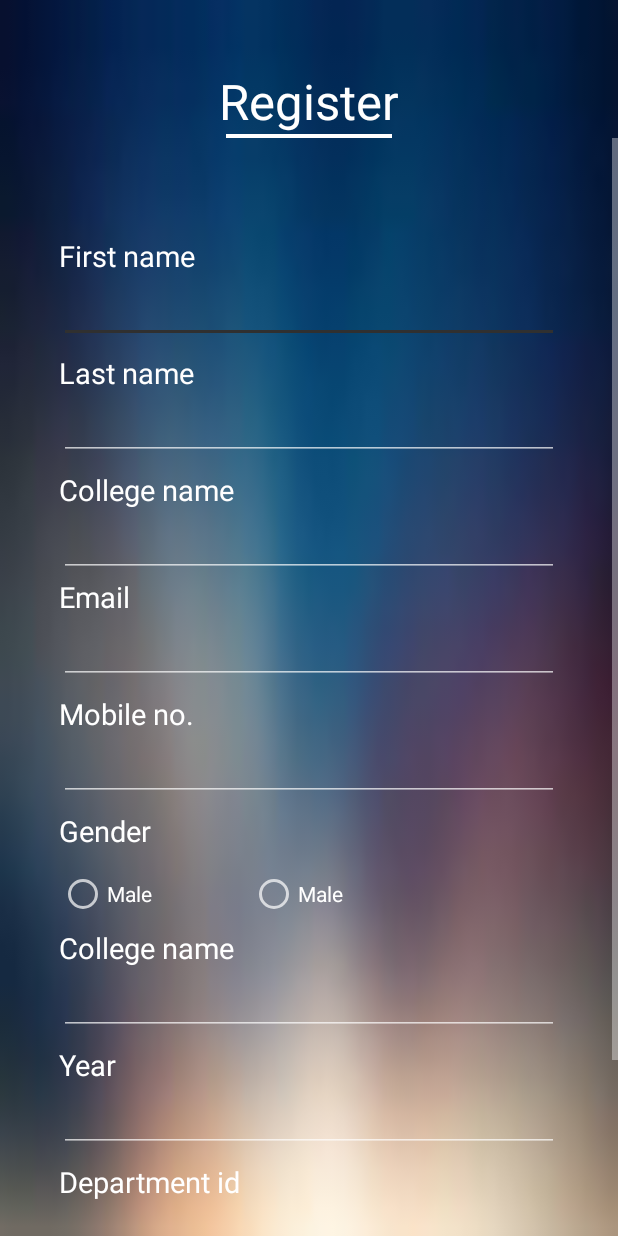
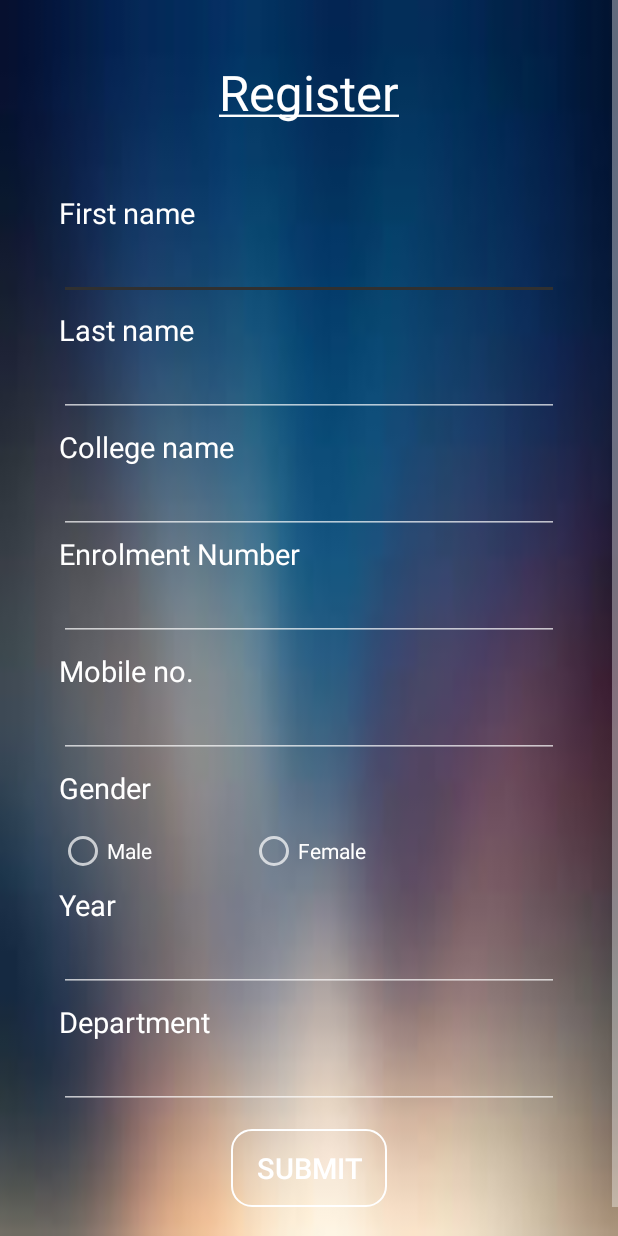
Before and after one commit to updates2k19/Updates2k19, an Android app: the layout activity_registration.xml on its own in the app's theme, with its tools: preview values and no code run, on a phone screen of 412 x 824 dp. Run offline under Robolectric (Android 15) with nearby library versions, the phone set to English and light mode, and no system bars.

Commit message:
Commit at 11:54 20/8/2019 by Nevil

```diff
--- a/app/build.gradle
+++ b/app/build.gradle
@@ -25,6 +25,7 @@ dependencies {
     implementation 'androidx.constraintlayout:constraintlayout:1.1.3'
     implementation 'androidx.legacy:legacy-support-v4:1.0.0'
     implementation 'com.google.firebase:firebase-firestore:17.1.2'
+    implementation 'com.google.firebase:firebase-functions:16.1.3'
     testImplementation 'junit:junit:4.12'
     androidTestImplementation 'androidx.test:runner:1.1.0'
     androidTestImplementation 'androidx.test.espresso:espresso-core:3.1.0'
--- a/app/src/main/java/com/shrewd/develop/updates2k19/Register.java
+++ /dev/null
@@ -1,14 +0,0 @@
-package com.shrewd.develop.updates2k19;
-
-import android.support.v7.app.AppCompatActivity;
-import android.os.Bundle;
-
-public class Register extends AppCompatActivity {
-
-    @Override
-    protected void onCreate(Bundle savedInstanceState) {
-        super.onCreate(savedInstanceState);
-        setContentView(R.layout.activity_register);
-        getSupportActionBar().hide();
-    }
-}
--- /dev/null
+++ b/app/src/main/res/drawable/bg_submit_button.xml
@@ -0,0 +1,6 @@
+<?xml version="1.0" encoding="utf-8"?>
+<shape xmlns:android="http://schemas.android.com/apk/res/android" android:shape="rectangle">
+    <corners android:radius="@dimen/_10sdp"/>
+    <stroke android:width="@dimen/_1sdp" android:color="@color/white"/>
+    <solid android:color="@color/transparent"/>
+</shape>
--- a/app/src/main/res/layout/activity_register.xml
+++ b/app/src/main/res/layout/activity_registration.xml
@@ -4,24 +4,9 @@
     xmlns:tools="http://schemas.android.com/tools"
     android:layout_width="match_parent"
     android:layout_height="match_parent"
+    android:background="@mipmap/background_registration"
     android:orientation="vertical"
-    android:background="@mipmap/back"
-    tools:context=".Register">
-
-    <TextView
-        android:layout_width="wrap_content"
-        android:layout_height="wrap_content"
-        android:layout_gravity="center"
-        android:layout_marginTop="@dimen/_35sdp"
-        android:text="Register"
-        android:textColor="#fff"
-        android:textSize="@dimen/_25sdp" />
-
-    <TextView
-        android:layout_width="@dimen/_85sdp"
-        android:layout_height="@dimen/_2sdp"
-        android:background="#fff"
-        android:layout_gravity="center"></TextView>
+    tools:context="com.shrewd.develop.updates2k19.Activity.RegistrationActivity">
 
     <ScrollView
         android:layout_width="match_parent"
@@ -30,11 +15,19 @@
         <LinearLayout
             android:layout_width="match_parent"
             android:layout_height="wrap_content"
-            android:layout_marginTop="@dimen/_20sdp"
             android:orientation="vertical"
             android:padding="@dimen/_30sdp">
 
             <TextView
+                android:layout_width="wrap_content"
+                android:layout_height="wrap_content"
+                android:layout_gravity="center"
+                android:text="@string/register"
+                android:textColor="#fff"
+                android:textSize="@dimen/_25sdp" />
+
+            <TextView
+                android:layout_marginTop="@dimen/_35sdp"
                 android:layout_width="wrap_content"
                 android:layout_height="wrap_content"
                 android:text="First name"
@@ -42,9 +35,9 @@
                 android:textSize="@dimen/_15sdp" />
 
             <EditText
+                android:id="@+id/etFirstName"
                 android:layout_width="match_parent"
-                android:layout_height="wrap_content"
-                />
+                android:layout_height="wrap_content" />
 
             <TextView
                 android:layout_width="wrap_content"
@@ -55,9 +48,9 @@
                 android:textSize="@dimen/_15sdp" />
 
             <EditText
+                android:id="@+id/etLastName"
                 android:layout_width="match_parent"
-                android:layout_height="wrap_content"
-                />
+                android:layout_height="wrap_content" />
 
             <TextView
                 android:layout_width="wrap_content"
@@ -68,21 +61,22 @@
                 android:textSize="@dimen/_15sdp" />
 
             <EditText
+                android:id="@+id/etCollege"
                 android:layout_width="match_parent"
-                android:layout_height="wrap_content"
-                />
+                android:layout_height="wrap_content" />
 
             <TextView
                 android:layout_width="wrap_content"
                 android:layout_height="wrap_content"
-                android:text="Email"
+                android:text="Enrolment Number"
                 android:textColor="#fff"
                 android:textSize="@dimen/_15sdp" />
 
             <EditText
+                android:id="@+id/etEnrolment"
                 android:layout_width="match_parent"
                 android:layout_height="wrap_content"
-                android:inputType="textEmailAddress" />
+                android:inputType="number" />
 
             <TextView
                 android:layout_width="wrap_content"
@@ -93,6 +87,7 @@
                 android:textSize="@dimen/_15sdp" />
 
             <EditText
+                android:id="@+id/etMobileNo"
                 android:layout_width="match_parent"
                 android:layout_height="wrap_content"
                 android:inputType="phone" />
@@ -112,21 +107,24 @@
                 android:orientation="horizontal">
 
                 <RadioGroup
+                    android:id="@+id/rdoGender"
                     android:layout_width="match_parent"
                     android:layout_height="wrap_content"
                     android:orientation="horizontal">
 
                     <RadioButton
+                        android:id="@+id/rbtnMale"
                         android:layout_width="wrap_content"
                         android:layout_height="wrap_content"
                         android:text="Male"
                         android:textColor="#fff" />
 
                     <RadioButton
+                        android:id="@+id/rbtnFemale"
                         android:layout_width="wrap_content"
                         android:layout_height="wrap_content"
                         android:layout_marginLeft="@dimen/_50sdp"
-                        android:text="Male"
+                        android:text="Female"
                         android:textColor="#fff" />
 
                 </RadioGroup>
@@ -137,11 +135,13 @@
                 android:layout_width="wrap_content"
                 android:layout_height="wrap_content"
                 android:layout_marginTop="@dimen/_5sdp"
-                android:text="College name"
+                android:text="Year"
                 android:textColor="#fff"
                 android:textSize="@dimen/_15sdp" />
 
             <EditText
+                android:id="@+id/etYear"
+                android:inputType="number"
                 android:layout_width="match_parent"
                 android:layout_height="wrap_content" />
 
@@ -149,46 +149,29 @@
                 android:layout_width="wrap_content"
                 android:layout_height="wrap_content"
                 android:layout_marginTop="@dimen/_5sdp"
-                android:text="Year"
+                android:text="Department"
                 android:textColor="#fff"
                 android:textSize="@dimen/_15sdp" />
 
             <EditText
+                android:id="@+id/etDepartment"
                 android:layout_width="match_parent"
                 android:layout_height="wrap_content"
                 android:inputType="number" />
 
-            <TextView
-                android:layout_width="wrap_content"
-                android:layout_height="wrap_content"
-                android:layout_marginTop="@dimen/_5sdp"
-                android:text="Department id"
-                android:textColor="#fff"
-                android:textSize="@dimen/_15sdp" />
-
-            <EditText
-                android:layout_width="match_parent"
-                android:layout_height="wrap_content"
-                android:inputType="number" />
-
-            <TextView
-                android:layout_width="wrap_content"
-                android:layout_height="wrap_content"
-                android:layout_marginTop="@dimen/_5sdp"
-                android:text="User type id"
-                android:textColor="#fff"
-                android:textSize="@dimen/_15sdp" />
-
-            <EditText
-                android:layout_width="match_parent"
-                android:layout_height="wrap_content"
-                android:inputType="number" />
-
+            <Button
+                android:id="@+id/btnSubmit"
+                android:layout_marginTop="@dimen/_10sdp"
+                android:text="Submit"
+                android:textSize="@dimen/_15sdp"
+                android:textColor="@color/white"
+                android:background="@drawable/bg_submit_button"
+                android:layout_gravity="center"
+                android:layout_width="@dimen/_80sdp"
+                android:layout_height="@dimen/_40sdp" />
 
         </LinearLayout>
 
     </ScrollView>
 
-
-
 </LinearLayout>
--- a/app/src/main/res/layout/fragment_events.xml
+++ b/app/src/main/res/layout/fragment_events.xml
@@ -9,7 +9,6 @@
         android:layout_width="match_parent"
         android:layout_height="match_parent">
 
-
     </androidx.recyclerview.widget.RecyclerView>
 
 </LinearLayout>
--- a/app/src/main/res/values/strings.xml
+++ b/app/src/main/res/values/strings.xml
@@ -17,4 +17,5 @@
 
     <!-- TODO: Remove or change this placeholder text -->
     <string name="hello_blank_fragment">Hello blank fragment</string>
+    <string name="register"><u>Register</u></string>
 </resources>
```
Also changed, not shown: app/src/main/AndroidManifest.xml (+13 -2 lines), app/src/main/java/com/shrewd/develop/updates2k19/Activity/RegistrationActivity.java (added, +138 -0 lines), app/src/main/java/com/shrewd/develop/updates2k19/Adapter/EventAdapter.java (+4 -4 lines), app/src/main/java/com/shrewd/develop/updates2k19/Fragment/EventsFragment.java (+19 -0 lines), app/src/main/java/com/shrewd/develop/updates2k19/Utilities/CS.java (+11 -0 lines), app/src/main/res/layout/event.xml (added, +91 -0 lines), app/src/main/res/mipmap-xhdpi/background_registration.jpg (added).
